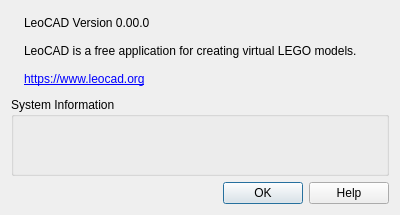
This is common/lc_aboutdialog.ui in nathaneltitane/studworx as Qt 5 draws it before an edit. The edited form follows.
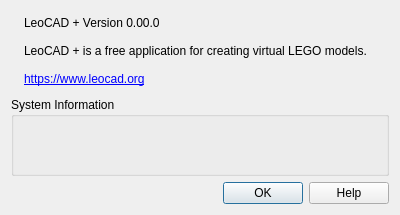
This is the edited form. Icons and pictures are not drawn.

Commit message: Show the application as LeoCAD +

What changed in the file:
```diff
--- a/common/lc_aboutdialog.ui
+++ b/common/lc_aboutdialog.ui
@@ -45,14 +45,14 @@
             <string>LeoCAD version running on this computer.</string>
            </property>
            <property name="text">
-            <string>LeoCAD Version 0.00.0</string>
+            <string>LeoCAD + Version 0.00.0</string>
            </property>
           </widget>
          </item>
          <item>
           <widget class="QLabel" name="label_4">
            <property name="text">
-            <string>LeoCAD is a free application for creating virtual LEGO models.</string>
+            <string>LeoCAD + is a free application for creating virtual LEGO models.</string>
            </property>
            <property name="wordWrap">
             <bool>true</bool>
```
Left out of the diff: 6 changed lines with no effect on the pictures. The commit also changes 5 other files.
